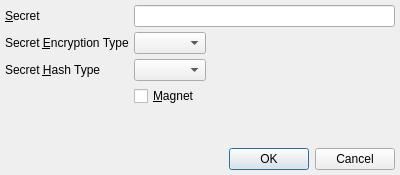
Before: the Qt Designer form branches/trunk/UI/spot-on-private-application-credentials.ui in textbrowser/spot-on, drawn with Qt 5.
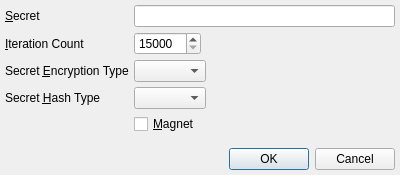
After: the same form once the commit is applied. Icons and pictures are not drawn.

Commit message: From the street. More private application things.

```diff
--- a/branches/trunk/UI/spot-on-private-application-credentials.ui
+++ b/branches/trunk/UI/spot-on-private-application-credentials.ui
@@ -35,10 +35,20 @@
      <property name="spacing">
       <number>5</number>
      </property>
+     <item row="3" column="0">
+      <widget class="QLabel" name="label_3">
+       <property name="text">
+        <string>Secret &amp;Hash Type</string>
+       </property>
+       <property name="buddy">
+        <cstring>secret_hash_type</cstring>
+       </property>
+      </widget>
+     </item>
      <item row="0" column="1">
       <widget class="QLineEdit" name="secret"/>
      </item>
-     <item row="1" column="0">
+     <item row="2" column="0">
       <widget class="QLabel" name="label_2">
        <property name="text">
         <string>Secret &amp;Encryption Type</string>
@@ -58,7 +68,7 @@
        </property>
       </widget>
      </item>
-     <item row="2" column="1">
+     <item row="3" column="1">
       <layout class="QHBoxLayout" name="horizontalLayout_2">
        <property name="spacing">
         <number>5</number>
@@ -85,7 +95,7 @@
        </item>
       </layout>
      </item>
-     <item row="1" column="1">
+     <item row="2" column="1">
       <layout class="QHBoxLayout" name="horizontalLayout">
        <property name="spacing">
         <number>5</number>
@@ -112,17 +122,7 @@
        </item>
       </layout>
      </item>
-     <item row="2" column="0">
-      <widget class="QLabel" name="label_3">
-       <property name="text">
-        <string>Secret &amp;Hash Type</string>
-       </property>
-       <property name="buddy">
-        <cstring>secret_hash_type</cstring>
-       </property>
-      </widget>
-     </item>
-     <item row="3" column="1">
+     <item row="4" column="1">
       <widget class="QCheckBox" name="magnet">
        <property name="toolTip">
         <string>&lt;html&gt;&lt;head/&gt;&lt;body&gt;&lt;p&gt;If the magnet is not properly defined, credentials will not be derived from the secret.&lt;/p&gt;&lt;/body&gt;&lt;/html&gt;</string>
@@ -132,6 +132,49 @@
        </property>
       </widget>
      </item>
+     <item row="1" column="0">
+      <widget class="QLabel" name="label_4">
+       <property name="text">
+        <string>&amp;Iteration Count</string>
+       </property>
+       <property name="buddy">
+        <cstring>iteration_count</cstring>
+       </property>
+      </widget>
+     </item>
+     <item row="1" column="1">
+      <layout class="QHBoxLayout" name="horizontalLayout_3">
+       <property name="spacing">
+        <number>5</number>
+       </property>
+       <item>
+        <widget class="QSpinBox" name="iteration_count">
+         <property name="minimum">
+          <number>15000</number>
+         </property>
+         <property name="maximum">
+          <number>999999999</number>
+         </property>
+         <property name="value">
+          <number>15000</number>
+         </property>
+        </widget>
+       </item>
+       <item>
+        <spacer name="horizontalSpacer_3">
+         <property name="orientation">
+          <enum>Qt::Horizontal</enum>
+         </property>
+         <property name="sizeHint" stdset="0">
+          <size>
+           <width>40</width>
+           <height>20</height>
+          </size>
+         </property>
+        </spacer>
+       </item>
+      </layout>
+     </item>
     </layout>
    </item>
    <item>
```
Left out of the diff: 2 changed lines with no effect on the pictures.
